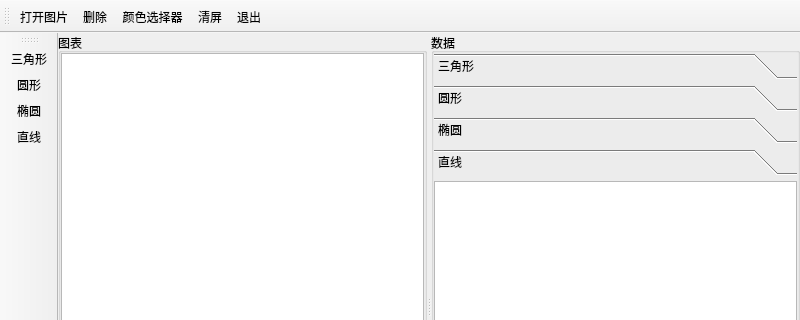
senliontec/picshow, file mainwindow.ui: the form before one commit; both pictures show x 0 to 800 and y 0 to 320 of the 800 by 600 pixel window.
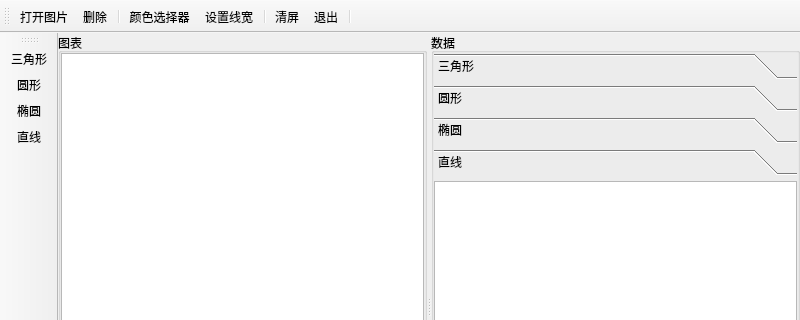
The form after the commit. Icons and pictures are not drawn.

The edit to the form file:
```diff
--- a/mainwindow.ui
+++ b/mainwindow.ui
@@ -230,6 +230,12 @@
    <property name="windowTitle">
     <string>toolBar</string>
    </property>
+   <property name="layoutDirection">
+    <enum>Qt::LeftToRight</enum>
+   </property>
+   <property name="allowedAreas">
+    <set>Qt::AllToolBarAreas</set>
+   </property>
    <property name="orientation">
     <enum>Qt::Horizontal</enum>
    </property>
@@ -244,9 +250,13 @@
    </attribute>
    <addaction name="actOpenPic"/>
    <addaction name="actEdit_Delete"/>
+   <addaction name="separator"/>
    <addaction name="actEdit_Color"/>
+   <addaction name="actLine_width"/>
+   <addaction name="separator"/>
    <addaction name="actClear_Screen"/>
    <addaction name="actQuit"/>
+   <addaction name="separator"/>
   </widget>
   <widget class="QToolBar" name="toolBar">
    <property name="windowTitle">
@@ -371,6 +381,15 @@
     <string>直线</string>
    </property>
   </action>
+  <action name="actLine_width">
+   <property name="icon">
+    <iconset resource="res.qrc">
+     <normaloff>:/images/images/Linde_widget.png</normaloff>:/images/images/Linde_widget.png</iconset>
+   </property>
+   <property name="text">
+    <string>设置线宽</string>
+   </property>
+  </action>
  </widget>
  <resources>
   <include location="res.qrc"/>
```
Left out of the diff: 20 changed lines with no effect on the pictures.
